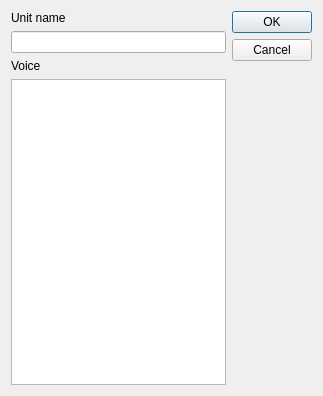
This is src/editor/sidemenu/SelectWoiceDialog.ui in yuxshao/ptcollab as Qt 5 draws it before an edit. The edited form follows.
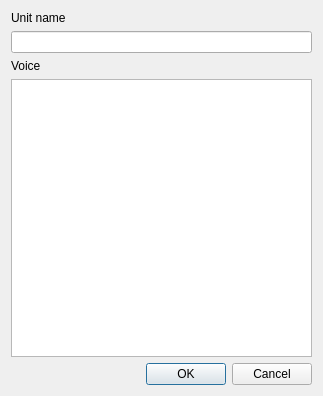
This is the edited form.

```diff
--- a/src/editor/sidemenu/SelectWoiceDialog.ui
+++ b/src/editor/sidemenu/SelectWoiceDialog.ui
@@ -13,9 +13,7 @@
   <property name="windowTitle">
    <string>Select instrument</string>
   </property>
-  <layout class="QHBoxLayout" name="horizontalLayout">
-   <item>
-    <layout class="QVBoxLayout" name="verticalLayout">
+  <layout class="QVBoxLayout" name="verticalLayout_2">
      <item>
       <widget class="QLabel" name="label">
        <property name="text">
@@ -36,12 +34,16 @@
      <item>
       <widget class="QListView" name="woiceList"/>
      </item>
-    </layout>
-   </item>
    <item>
     <widget class="QDialogButtonBox" name="buttonBox">
+     <property name="sizePolicy">
+      <sizepolicy hsizetype="Expanding" vsizetype="Fixed">
+       <horstretch>0</horstretch>
+       <verstretch>0</verstretch>
+      </sizepolicy>
+     </property>
      <property name="orientation">
-      <enum>Qt::Vertical</enum>
+      <enum>Qt::Horizontal</enum>
      </property>
      <property name="standardButtons">
       <set>QDialogButtonBox::Cancel|QDialogButtonBox::Ok</set>
```
Lines whose indentation alone changed are shown as unchanged.
